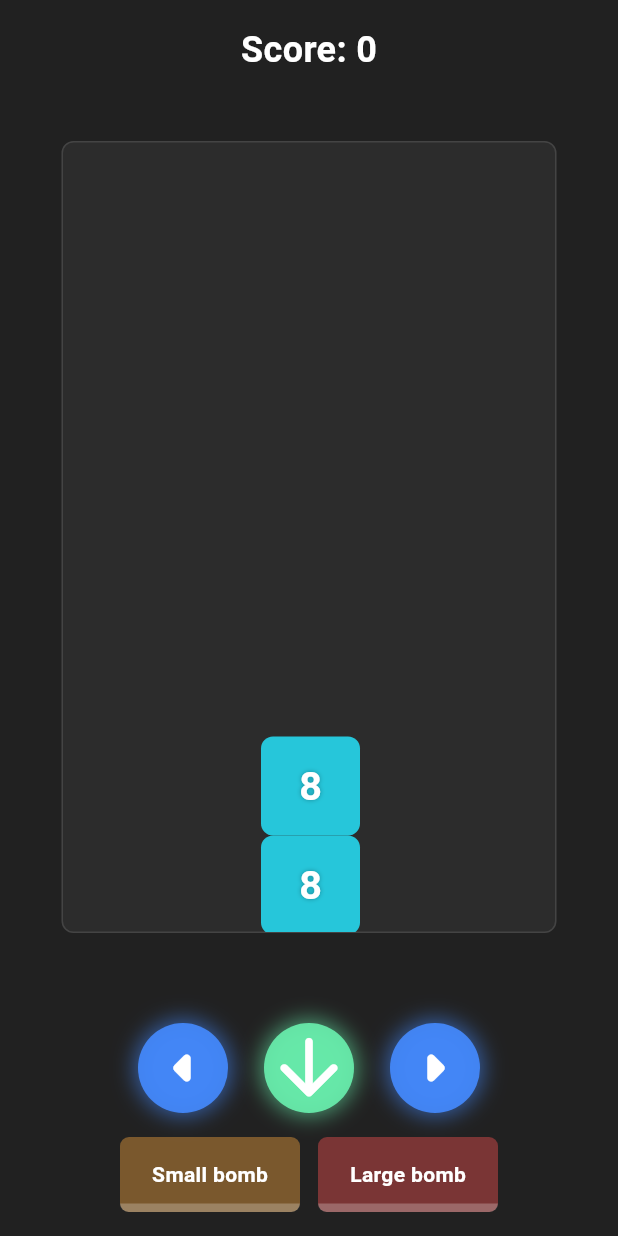
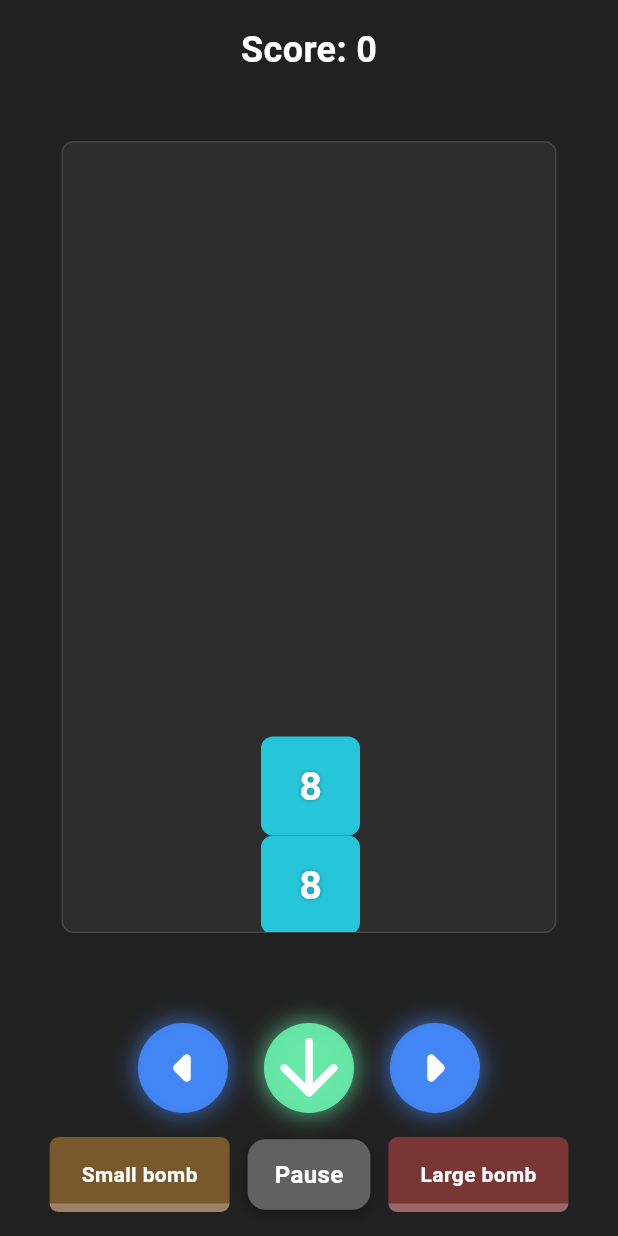
Before and after one commit to Sokolov1111/fallingfussion, a Flutter app: the screen it shows after launch, on a phone screen of 412 x 824 dp. Run offline on Flutter 3.47's test engine with Material 3 defaults, Android fonts, the phone set to English and light mode, and no system bars; our stand-ins replace flutter_riverpod.

Commit message:
feat: added pause functionality

```diff
--- a/lib/ui/screens/game_screen.dart
+++ b/lib/ui/screens/game_screen.dart
@@ -18,11 +18,12 @@ class GameScreen extends ConsumerWidget {
     return Scaffold(
       backgroundColor: Colors.grey[900],
       body: SafeArea(
-        child: Column(
+        child: Stack(
+          children: [
+            Column(
               children: [
                 const SizedBox(height: 16),
                 ScorePanel(score: gameState.score),
-
                 Expanded(
                   child: Center(
                     child: GestureDetector(
@@ -55,7 +56,38 @@ class GameScreen extends ConsumerWidget {
                         progress: controller.bombChargeProgress,
                         isReady: controller.isBombReady,
                       ),
-                    const SizedBox(width: 12,),
+                      const SizedBox(width: 12),
+                      GestureDetector(
+                        onTap: controller.togglePause,
+                        child: AnimatedContainer(
+                          duration: const Duration(milliseconds: 200),
+                          padding: const EdgeInsets.symmetric(
+                              vertical: 12, horizontal: 18),
+                          decoration: BoxDecoration(
+                            color: controller.isPaused
+                                ? Colors.greenAccent.withOpacity(0.8)
+                                : Colors.grey[700],
+                            borderRadius: BorderRadius.circular(12),
+                            boxShadow: [
+                              BoxShadow(
+                                color: Colors.black.withOpacity(0.3),
+                                blurRadius: 5,
+                                offset: const Offset(0, 3),
+                              ),
+                            ],
+                          ),
+                          child: Text(
+                            controller.isPaused ? "Resume" : "Pause",
+                            style: const TextStyle(
+                              color: Colors.white,
+                              fontWeight: FontWeight.bold,
+                              fontSize: 16,
+                            ),
+                          ),
+                        ),
+                      ),
+
+                      const SizedBox(width: 12),
                       BombCooldownButton(
                         label: "Large bomb",
                         color: Colors.redAccent,
@@ -68,6 +100,28 @@ class GameScreen extends ConsumerWidget {
                 ),
               ],
             ),
+            if (controller.countdown > 0)
+              AnimatedOpacity(
+                opacity: 1,
+                duration: const Duration(milliseconds: 300),
+                child: Container(
+                  color: Colors.black54,
+                  alignment: Alignment.center,
+                  child: Text(
+                    "${controller.countdown}",
+                    style: const TextStyle(
+                      fontSize: 120,
+                      color: Colors.white,
+                      fontWeight: FontWeight.bold,
+                      shadows: [
+                        Shadow(color: Colors.black, blurRadius: 10),
+                      ],
+                    ),
+                  ),
+                ),
+              ),
+          ],
+        ),
       ),
     );
   }
```
Also changed, not shown: lib/logic/controllers/game_controller.dart (+38 -14 lines). Lines whose indentation alone changed are shown as unchanged.
